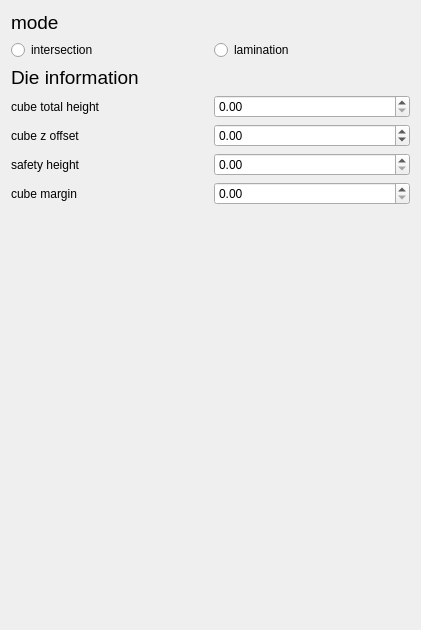
First picture: the form in WaffleBaker/Resources/CreateCubeOptions.ui, repository Huskyht/freeCAD_samples, before the edit.
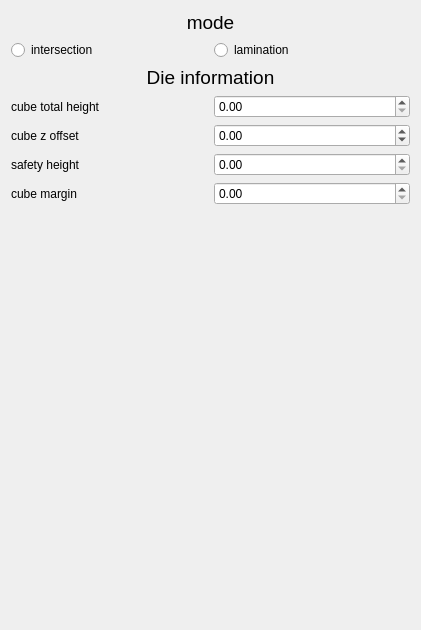
Second picture: the form after the edit.

What changed in the file:
```diff
--- a/WaffleBaker/Resources/CreateCubeOptions.ui
+++ b/WaffleBaker/Resources/CreateCubeOptions.ui
@@ -26,6 +26,9 @@
        <property name="text">
         <string>mode</string>
        </property>
+       <property name="alignment">
+        <set>Qt::AlignmentFlag::AlignCenter</set>
+       </property>
        <property name="margin">
         <number>6</number>
        </property>
@@ -63,6 +66,9 @@
        <property name="text">
         <string>Die information</string>
        </property>
+       <property name="alignment">
+        <set>Qt::AlignmentFlag::AlignCenter</set>
+       </property>
        <property name="margin">
         <number>6</number>
        </property>
```
Left out of the diff: 11 changed lines with no effect on the pictures.
